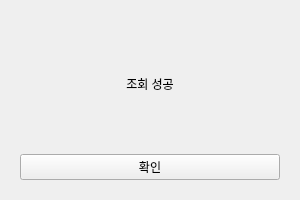
Old version of the form VentiApp/Coupon/couponresultview.ui in the repository minki9252/TheVentiKiosk.
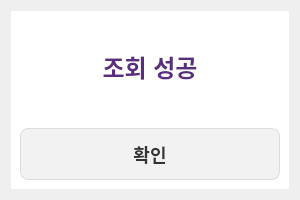
New version of the form.

Diff of the .ui file:
```diff
--- a/VentiApp/Coupon/couponresultview.ui
+++ b/VentiApp/Coupon/couponresultview.ui
@@ -16,6 +16,77 @@
   <layout class="QHBoxLayout" name="horizontalLayout">
    <item>
     <widget class="QStackedWidget" name="stackedWidget">
+     <property name="styleSheet">
+      <string notr="true">/* 전반적인 위젯 배경 */
+QWidget {
+    background-color: #FFFFFF;
+    font-family: &quot;Malgun Gothic&quot;, sans-serif;
+}
+
+/* 제목 레이블 (예: 쿠폰 입력, 결제 수단 선택) */
+QLabel#label, QLabel#label_3, QLabel#label_title {
+    color: #5A2D81;
+    font-weight: bold;
+    font-size: 24px;
+    margin-bottom: 10px;
+}
+
+/* 숫자 입력칸 (QLineEdit) */
+QLineEdit {
+    border: 2px solid #5A2D81;
+    border-radius: 10px;
+    padding: 10px;
+    font-size: 22px;
+    color: #333333;
+    background-color: #F9F9F9;
+}
+
+/* 일반 버튼 (숫자 패드 등) */
+QPushButton {
+    background-color: #F2F2F2;
+    border: 1px solid #DCDCDC;
+    border-radius: 8px;
+    font-size: 18px;
+    font-weight: bold;
+    color: #333333;
+    min-height: 50px;
+}
+
+QPushButton:pressed {
+    background-color: #E0E0E0;
+}
+
+/* 포인트 버튼 (확인, 결제하기, APP쿠폰 등) */
+QPushButton#pushButton_15, QPushButton#btnPay, QPushButton#coupon_app_btn, QPushButton#btn_insert_card {
+    background-color: #5A2D81;
+    color: #FFFFFF;
+    border: none;
+    border-radius: 10px;
+    font-size: 20px;
+}
+
+QPushButton:hover {
+    background-color: #723D9D;
+}
+
+/* 취소/이전 버튼 */
+QPushButton#pushButton_14, QPushButton#btnCancel, QPushButton#btn_cancel {
+    background-color: #A0A0A0;
+    color: #FFFFFF;
+    border-radius: 10px;
+}
+
+/* 결과창 레이블 (조회 성공/실패) */
+QLabel#label[text=&quot;조회 성공&quot;] {
+    color: #2D815A;
+    font-size: 20px;
+}
+
+QLabel#label_2[text=&quot;조회 실패&quot;] {
+    color: #D32F2F;
+    font-size: 20px;
+}</string>
+     </property>
      <widget class="QWidget" name="page">
       <layout class="QVBoxLayout" name="verticalLayout_2">
        <item>
```
